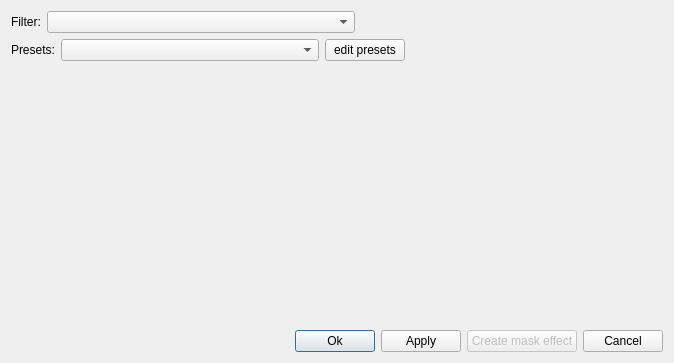
Qt form krita/ui/wdgfilterdialog.ui (KDE/krita) before a commit.
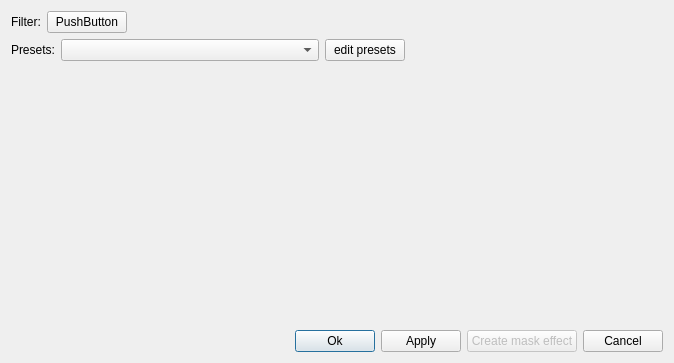
The same form after that commit. Custom widgets are drawn as their Qt base class.

Commit message: * add a function to hide a popup widget * introduce KisTreeViewPopup as a temporary workaround the current impossibility to use a QTreeView in a QComboBox

Patch:
```diff
--- a/krita/ui/wdgfilterdialog.ui
+++ b/krita/ui/wdgfilterdialog.ui
@@ -14,8 +14,6 @@
   </property>
   <layout class="QVBoxLayout" >
    <item>
-    <layout class="QVBoxLayout" >
-     <item>
       <layout class="QHBoxLayout" >
        <item>
         <widget class="QLabel" name="label_2" >
@@ -25,12 +23,9 @@
         </widget>
        </item>
        <item>
-        <widget class="QComboBox" name="comboBoxFilters" >
-         <property name="sizePolicy" >
-          <sizepolicy vsizetype="Fixed" hsizetype="MinimumExpanding" >
-           <horstretch>0</horstretch>
-           <verstretch>0</verstretch>
-          </sizepolicy>
+      <widget class="KisTreeViewPopup" name="filtersSelector" >
+       <property name="text" >
+        <string>PushButton</string>
          </property>
         </widget>
        </item>
@@ -102,8 +97,6 @@
        </item>
       </layout>
      </item>
-    </layout>
-   </item>
    <item>
     <layout class="QVBoxLayout" >
      <item>
@@ -171,6 +164,13 @@
    </item>
   </layout>
  </widget>
+ <customwidgets>
+  <customwidget>
+   <class>KisTreeViewPopup</class>
+   <extends>QPushButton</extends>
+   <header>kis_tree_view_popup.h</header>
+  </customwidget>
+ </customwidgets>
  <resources/>
  <connections/>
 </ui>
```
Lines whose indentation alone changed are shown as unchanged. The commit also changes 5 other files.
